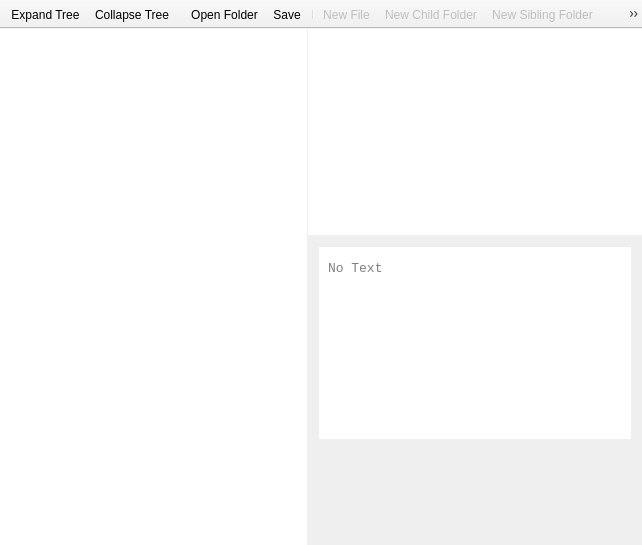
AskePit/Memory, file src/mainwindow.ui: the form before one commit.
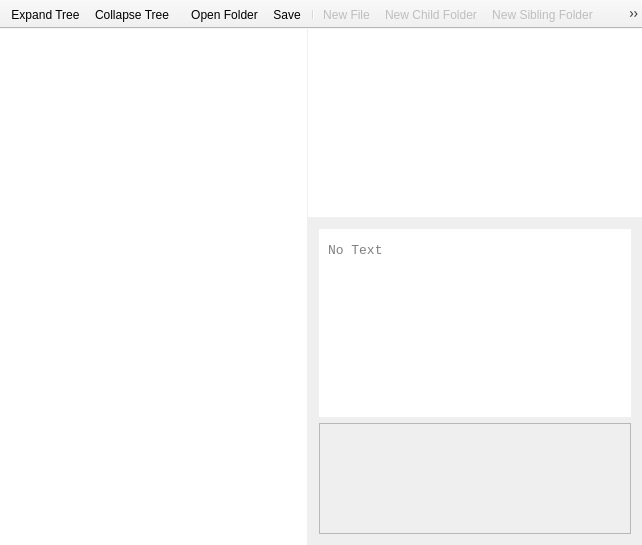
The form after the commit. Icons and pictures are not drawn. Custom widgets are drawn as their Qt base class.

Commit message: replace imgArea/imgView with mediawidget

Diff of the .ui file:
```diff
--- a/src/mainwindow.ui
+++ b/src/mainwindow.ui
@@ -248,32 +248,10 @@
           </widget>
          </item>
          <item>
-          <widget class="QScrollArea" name="imgArea">
-           <property name="frameShape">
-            <enum>QFrame::NoFrame</enum>
-           </property>
-           <property name="lineWidth">
-            <number>0</number>
-           </property>
+          <widget class="aske::MediaWidget" name="mediaWidget">
            <property name="widgetResizable">
             <bool>true</bool>
            </property>
-           <widget class="QLabel" name="imgView">
-            <property name="geometry">
-             <rect>
-              <x>0</x>
-              <y>0</y>
-              <width>320</width>
-              <height>85</height>
-             </rect>
-            </property>
-            <property name="mouseTracking">
-             <bool>true</bool>
-            </property>
-            <property name="text">
-             <string/>
-            </property>
-           </widget>
           </widget>
          </item>
         </layout>
@@ -504,6 +482,12 @@
    <extends>QPlainTextEdit</extends>
    <header location="global">widgets/texteditor/texteditor.h</header>
   </customwidget>
+  <customwidget>
+   <class>aske::MediaWidget</class>
+   <extends>QScrollArea</extends>
+   <header location="global">widgets/mediawidget/mediawidget.h</header>
+   <container>1</container>
+  </customwidget>
  </customwidgets>
  <resources>
   <include location="resources/resources.qrc"/>
```
The commit also changes 1 other file.
